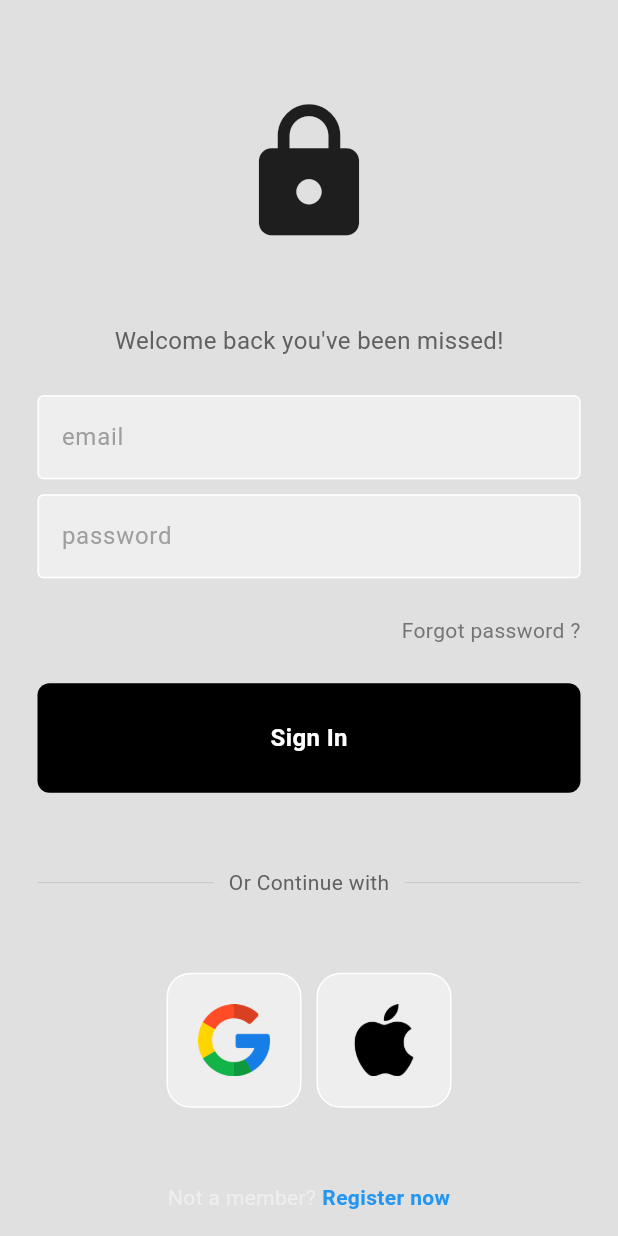
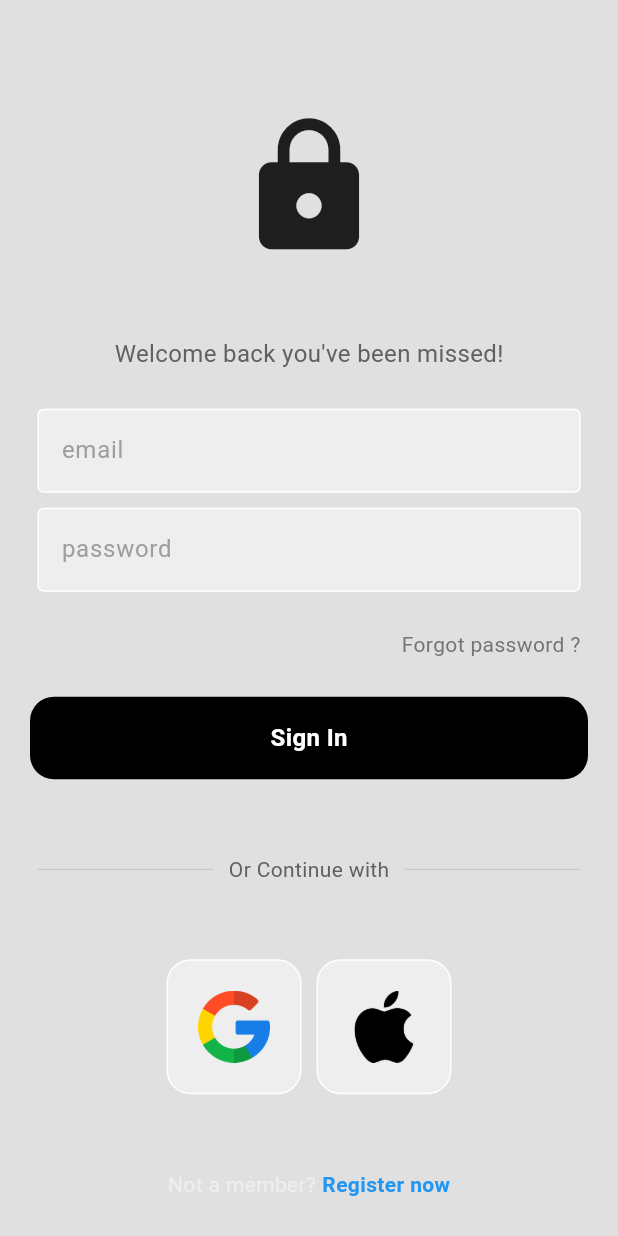
Before and after one commit to ClaudeMarylin/quizz_game, a Flutter app: the screen it shows after launch, on a phone screen of 412 x 824 dp. Run offline on Flutter 3.47's test engine with Material 3 defaults, Android fonts, the phone set to English and light mode, and no system bars; our stand-ins replace cloud_firestore, firebase_auth, firebase_core, google_sign_in; accounts and stored records are empty.

Commit message:
Redifinig properties of the button

```diff
--- a/lib/components/my_button.dart
+++ b/lib/components/my_button.dart
@@ -16,11 +16,11 @@ class MyButton extends StatelessWidget {
     return GestureDetector(
       onTap: onTap,
       child: Container(
-        padding: const EdgeInsets.all(25),
-        margin: const EdgeInsets.symmetric(horizontal: 25),
+        padding: const EdgeInsets.all(16),
+        margin: const EdgeInsets.symmetric(horizontal: 20),
         decoration: BoxDecoration(
           color: Colors.black,
-          borderRadius: BorderRadius.circular(8),
+          borderRadius: BorderRadius.circular(16),
         ),
         child: Center(
           child: Text(
```
